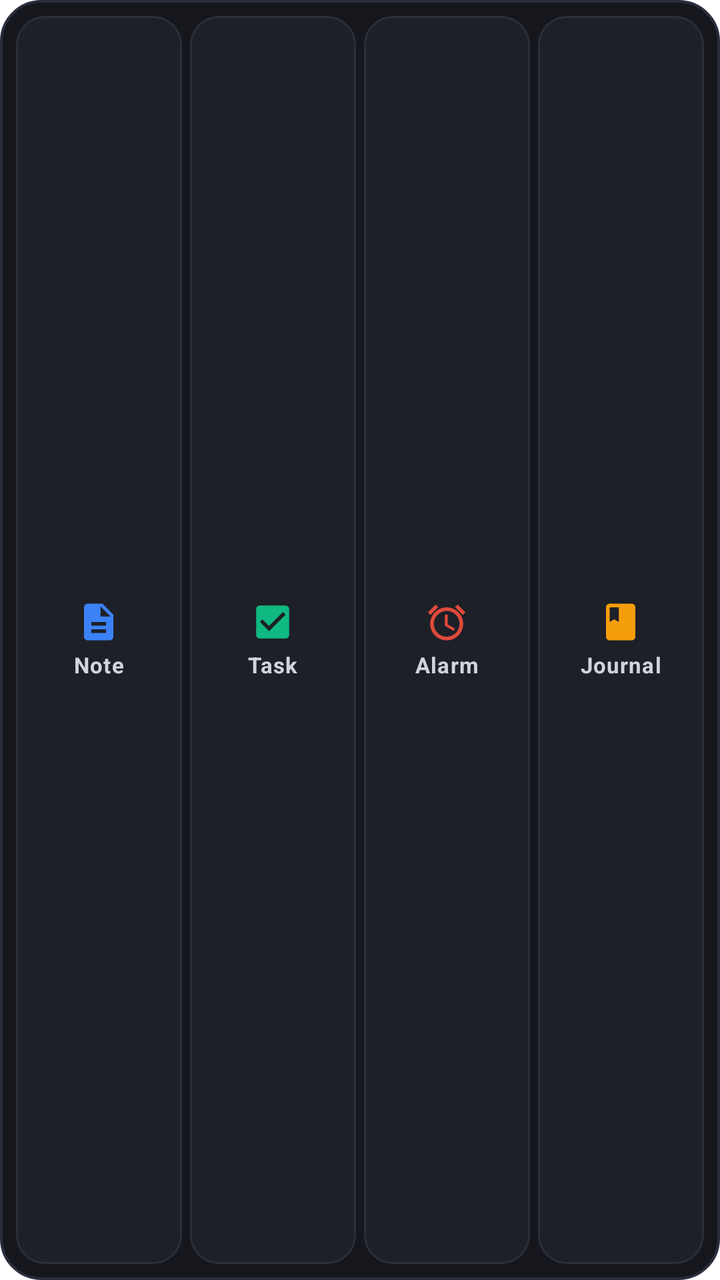
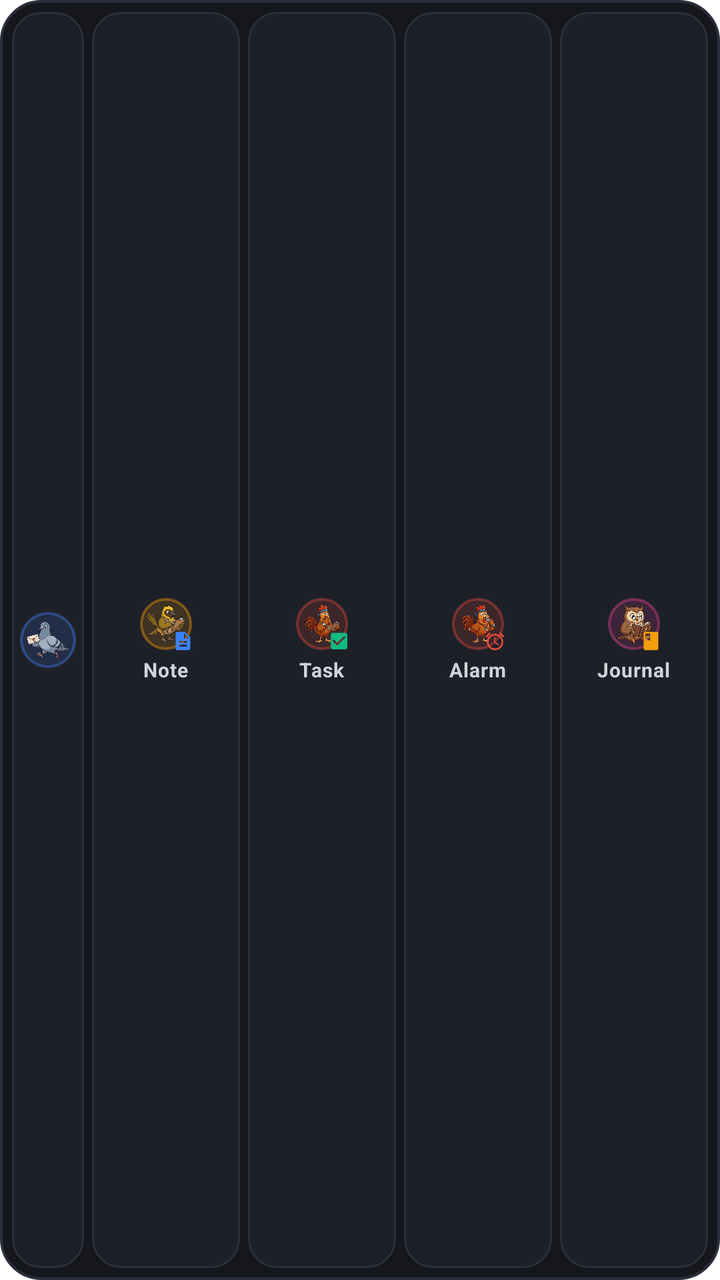

An Android layout rendered at two revisions. The XML below is the earlier revision; the diff shows what the commit changed to produce the second picture.
<!-- AndroidManifest.xml: fallback theme Theme.MaterialComponents.DayNight.NoActionBar -->
<!-- res/layout/widget_quick_capture.xml -->
<?xml version="1.0" encoding="utf-8"?>
<LinearLayout xmlns:android="http://schemas.android.com/apk/res/android"
    android:id="@+id/widget_quick_capture_root"
    android:layout_width="match_parent"
    android:layout_height="match_parent"
    android:background="@drawable/widget_card_bg"
    android:gravity="center_vertical"
    android:orientation="horizontal"
    android:padding="8dp">

    
    <LinearLayout
        android:id="@+id/btn_qc_note"
        android:layout_width="0dp"
        android:layout_height="match_parent"
        android:layout_weight="1"
        android:layout_marginEnd="4dp"
        android:background="@drawable/widget_tile_bg"
        android:clickable="true"
        android:focusable="true"
        android:gravity="center"
        android:orientation="vertical"
        android:paddingTop="6dp"
        android:paddingBottom="6dp">

        <ImageView
            android:layout_width="22dp"
            android:layout_height="22dp"
            android:contentDescription="Note"
            android:src="@drawable/ic_widget_note" />

        <TextView
            android:layout_width="wrap_content"
            android:layout_height="wrap_content"
            android:layout_marginTop="3dp"
            android:letterSpacing="0.04"
            android:text="Note"
            android:textColor="#D1D5DB"
            android:textSize="11sp"
            android:textStyle="bold" />
    </LinearLayout>

    
    <LinearLayout
        android:id="@+id/btn_qc_task"
        android:layout_width="0dp"
        android:layout_height="match_parent"
        android:layout_weight="1"
        android:layout_marginEnd="4dp"
        android:background="@drawable/widget_tile_bg"
        android:clickable="true"
        android:focusable="true"
        android:gravity="center"
        android:orientation="vertical"
        android:paddingTop="6dp"
        android:paddingBottom="6dp">

        <ImageView
            android:layout_width="22dp"
            android:layout_height="22dp"
            android:contentDescription="Task"
            android:src="@drawable/ic_widget_task" />

        <TextView
            android:layout_width="wrap_content"
            android:layout_height="wrap_content"
            android:layout_marginTop="3dp"
            android:letterSpacing="0.04"
            android:text="Task"
            android:textColor="#D1D5DB"
            android:textSize="11sp"
            android:textStyle="bold" />
    </LinearLayout>

    
    <LinearLayout
        android:id="@+id/btn_qc_alarm"
        android:layout_width="0dp"
        android:layout_height="match_parent"
        android:layout_weight="1"
        android:layout_marginEnd="4dp"
        android:background="@drawable/widget_tile_bg"
        android:clickable="true"
        android:focusable="true"
        android:gravity="center"
        android:orientation="vertical"
        android:paddingTop="6dp"
        android:paddingBottom="6dp">

        <ImageView
            android:layout_width="22dp"
            android:layout_height="22dp"
            android:contentDescription="Alarm"
            android:src="@drawable/ic_widget_alarm" />

        <TextView
            android:layout_width="wrap_content"
            android:layout_height="wrap_content"
            android:layout_marginTop="3dp"
            android:letterSpacing="0.04"
            android:text="Alarm"
            android:textColor="#D1D5DB"
            android:textSize="11sp"
            android:textStyle="bold" />
    </LinearLayout>

    
    <LinearLayout
        android:id="@+id/btn_qc_journal"
        android:layout_width="0dp"
        android:layout_height="match_parent"
        android:layout_weight="1"
        android:background="@drawable/widget_tile_bg"
        android:clickable="true"
        android:focusable="true"
        android:gravity="center"
        android:orientation="vertical"
        android:paddingTop="6dp"
        android:paddingBottom="6dp">

        <ImageView
            android:layout_width="22dp"
            android:layout_height="22dp"
            android:contentDescription="Journal"
            android:src="@drawable/ic_widget_journal" />

        <TextView
            android:layout_width="wrap_content"
            android:layout_height="wrap_content"
            android:layout_marginTop="3dp"
            android:letterSpacing="0.04"
            android:text="Journal"
            android:textColor="#D1D5DB"
            android:textSize="11sp"
            android:textStyle="bold" />
    </LinearLayout>

</LinearLayout>
<!-- resources referenced by this layout -->
<resources>
  <!-- drawable ic_widget_journal (drawable) -->
  <vector xmlns:android="http://schemas.android.com/apk/res/android"
      android:width="24dp"
      android:height="24dp"
      android:viewportWidth="24"
      android:viewportHeight="24">
      <path
          android:fillColor="#F59E0B"
          android:pathData="M18,2H6c-1.1,0 -2,0.9 -2,2v16c0,1.1 0.9,2 2,2h12c1.1,0 2,-0.9 2,-2V4c0,-1.1 -0.9,-2 -2,-2zM6,4h5v8l-2.5,-1.5L6,12V4z"/>
  </vector>
  <!-- drawable ic_widget_note (drawable) -->
  <vector xmlns:android="http://schemas.android.com/apk/res/android"
      android:width="24dp"
      android:height="24dp"
      android:viewportWidth="24"
      android:viewportHeight="24">
      <path
          android:fillColor="#3B82F6"
          android:pathData="M14,2H6c-1.1,0 -2,0.9 -2,2v16c0,1.1 0.9,2 2,2h12c1.1,0 2,-0.9 2,-2V8l-6,-6zM16,18H8v-2h8v2zM16,14H8v-2h8v2zM13,9V3.5L18.5,9H13z"/>
  </vector>
  <!-- drawable widget_card_bg (drawable) -->
  <?xml version="1.0" encoding="utf-8"?>
  <shape xmlns:android="http://schemas.android.com/apk/res/android"
      android:shape="rectangle">
      <solid android:color="#16171D" />
      <corners android:radius="20dp" />
      <stroke
          android:width="1.2dp"
          android:color="#2A2D3A" />
  </shape>
  <!-- drawable widget_tile_bg (drawable) -->
  <?xml version="1.0" encoding="utf-8"?>
  <shape xmlns:android="http://schemas.android.com/apk/res/android"
      android:shape="rectangle">
      <solid android:color="#1E2028" />
      <corners android:radius="14dp" />
      <stroke
          android:width="1dp"
          android:color="#2C2F3A" />
  </shape>
  <!-- unchanged entries left out for length: 2 -->
</resources>

<!-- the commit's change to res/layout/widget_quick_capture.xml (unified diff, before → after) -->
@@ -6,7 +6,35 @@
     android:background="@drawable/widget_card_bg"
     android:gravity="center_vertical"
     android:orientation="horizontal"
-    android:padding="8dp">
+    android:padding="6dp">
+
+    
+    <LinearLayout
+        android:id="@+id/btn_qc_scout"
+        android:layout_width="36dp"
+        android:layout_height="match_parent"
+        android:layout_marginEnd="4dp"
+        android:background="@drawable/widget_tile_bg"
+        android:clickable="true"
+        android:focusable="true"
+        android:gravity="center"
+        android:orientation="vertical"
+        android:padding="4dp">
+
+        <FrameLayout
+            android:layout_width="28dp"
+            android:layout_height="28dp"
+            android:background="@drawable/widget_mascot_halo_scout"
+            android:padding="3dp">
+
+            <ImageView
+                android:layout_width="match_parent"
+                android:layout_height="match_parent"
+                android:contentDescription="@string/widget_mascot_scout_desc"
+                android:scaleType="fitCenter"
+                android:src="@drawable/mascot_widget_scout_captured" />
+        </FrameLayout>
+    </LinearLayout>
 
     
     <LinearLayout
@@ -20,23 +48,55 @@
         android:focusable="true"
         android:gravity="center"
         android:orientation="vertical"
-        android:paddingTop="6dp"
-        android:paddingBottom="6dp">
-
-        <ImageView
+        android:paddingTop="4dp"
+        android:paddingBottom="4dp">
+
+        <FrameLayout
+            android:id="@+id/layout_qc_note_mascot"
+            android:layout_width="28dp"
+            android:layout_height="28dp">
+
+            <FrameLayout
+                android:layout_width="26dp"
+                android:layout_height="26dp"
+                android:layout_gravity="center"
+                android:background="@drawable/widget_mascot_halo_twill"
+                android:padding="3dp">
+
+                <ImageView
+                    android:layout_width="match_parent"
+                    android:layout_height="match_parent"
+                    android:contentDescription="@string/widget_mascot_twill_desc"
+                    android:scaleType="fitCenter"
+                    android:src="@drawable/mascot_widget_twill_noted" />
+            </FrameLayout>
+
+            <ImageView
+                android:layout_width="11dp"
+                android:layout_height="11dp"
+                android:layout_gravity="bottom|end"
+                android:contentDescription="Note"
+                android:src="@drawable/ic_widget_note" />
+        </FrameLayout>
+
+        <ImageView
+            android:id="@+id/iv_qc_note_classic"
             android:layout_width="22dp"
             android:layout_height="22dp"
             android:contentDescription="Note"
-            android:src="@drawable/ic_widget_note" />
-
-        <TextView
-            android:layout_width="wrap_content"
-            android:layout_height="wrap_content"
-            android:layout_marginTop="3dp"
-            android:letterSpacing="0.04"
+            android:src="@drawable/ic_widget_note"
+            android:visibility="gone" />
+
+        <TextView
+            android:layout_width="wrap_content"
+            android:layout_height="wrap_content"
+            android:layout_marginTop="2dp"
+            android:ellipsize="end"
+            android:letterSpacing="0.03"
+            android:maxLines="1"
             android:text="Note"
             android:textColor="#D1D5DB"
-            android:textSize="11sp"
+            android:textSize="10sp"
             android:textStyle="bold" />
     </LinearLayout>
 
@@ -52,23 +112,55 @@
         android:focusable="true"
         android:gravity="center"
         android:orientation="vertical"
-        android:paddingTop="6dp"
-        android:paddingBottom="6dp">
-
-        <ImageView
+        android:paddingTop="4dp"
+        android:paddingBottom="4dp">
+
+        <FrameLayout
+            android:id="@+id/layout_qc_task_mascot"
+            android:layout_width="28dp"
+            android:layout_height="28dp">
+
+            <FrameLayout
+                android:layout_width="26dp"
+                android:layout_height="26dp"
+                android:layout_gravity="center"
+                android:background="@drawable/widget_mascot_halo_roo"
+                android:padding="3dp">
+
+                <ImageView
+                    android:layout_width="match_parent"
+                    android:layout_height="match_parent"
+                    android:contentDescription="@string/widget_mascot_roo_desc"
+                    android:scaleType="fitCenter"
+                    android:src="@drawable/mascot_widget_roo_planning" />
+            </FrameLayout>
+
+            <ImageView
+                android:layout_width="11dp"
+                android:layout_height="11dp"
+                android:layout_gravity="bottom|end"
+                android:contentDescription="Task"
+                android:src="@drawable/ic_widget_task" />
+        </FrameLayout>
+
+        <ImageView
+            android:id="@+id/iv_qc_task_classic"
             android:layout_width="22dp"
             android:layout_height="22dp"
             android:contentDescription="Task"
-            android:src="@drawable/ic_widget_task" />
-
-        <TextView
-            android:layout_width="wrap_content"
-            android:layout_height="wrap_content"
-            android:layout_marginTop="3dp"
-            android:letterSpacing="0.04"
+            android:src="@drawable/ic_widget_task"
+            android:visibility="gone" />
+
+        <TextView
+            android:layout_width="wrap_content"
+            android:layout_height="wrap_content"
+            android:layout_marginTop="2dp"
+            android:ellipsize="end"
+            android:letterSpacing="0.03"
+            android:maxLines="1"
             android:text="Task"
             android:textColor="#D1D5DB"
-            android:textSize="11sp"
+            android:textSize="10sp"
             android:textStyle="bold" />
     </LinearLayout>
 
@@ -84,23 +176,55 @@
         android:focusable="true"
         android:gravity="center"
         android:orientation="vertical"
-        android:paddingTop="6dp"
-        android:paddingBottom="6dp">
-
-        <ImageView
+        android:paddingTop="4dp"
+        android:paddingBottom="4dp">
+
+        <FrameLayout
+            android:id="@+id/layout_qc_alarm_mascot"
+            android:layout_width="28dp"
+            android:layout_height="28dp">
+
+            <FrameLayout
+                android:layout_width="26dp"
+                android:layout_height="26dp"
+                android:layout_gravity="center"
+                android:background="@drawable/widget_mascot_halo_roo"
+                android:padding="3dp">
+
+                <ImageView
+                    android:layout_width="match_parent"
+                    android:layout_height="match_parent"
+                    android:contentDescription="@string/widget_mascot_roo_desc"
+                    android:scaleType="fitCenter"
+                    android:src="@drawable/mascot_widget_roo_alarm" />
+            </FrameLayout>
+
+            <ImageView
+                android:layout_width="11dp"
+                android:layout_height="11dp"
+                android:layout_gravity="bottom|end"
+                android:contentDescription="Alarm"
+                android:src="@drawable/ic_widget_alarm" />
+        </FrameLayout>
+
+        <ImageView
+            android:id="@+id/iv_qc_alarm_classic"
             android:layout_width="22dp"
             android:layout_height="22dp"
             android:contentDescription="Alarm"
-            android:src="@drawable/ic_widget_alarm" />
-
-        <TextView
-            android:layout_width="wrap_content"
-            android:layout_height="wrap_content"
-            android:layout_marginTop="3dp"
-            android:letterSpacing="0.04"
+            android:src="@drawable/ic_widget_alarm"
+            android:visibility="gone" />
+
+        <TextView
+            android:layout_width="wrap_content"
+            android:layout_height="wrap_content"
+            android:layout_marginTop="2dp"
+            android:ellipsize="end"
+            android:letterSpacing="0.03"
+            android:maxLines="1"
             android:text="Alarm"
             android:textColor="#D1D5DB"
-            android:textSize="11sp"
+            android:textSize="10sp"
             android:textStyle="bold" />
     </LinearLayout>
 
@@ -115,23 +239,55 @@
         android:focusable="true"
         android:gravity="center"
         android:orientation="vertical"
-        android:paddingTop="6dp"
-        android:paddingBottom="6dp">
-
-        <ImageView
+        android:paddingTop="4dp"
+        android:paddingBottom="4dp">
+
+        <FrameLayout
+            android:id="@+id/layout_qc_journal_mascot"
+            android:layout_width="28dp"
+            android:layout_height="28dp">
+
+            <FrameLayout
+                android:layout_width="26dp"
+                android:layout_height="26dp"
+                android:layout_gravity="center"
+                android:background="@drawable/widget_mascot_halo_echo"
+                android:padding="3dp">
+
+                <ImageView
+                    android:layout_width="match_parent"
+                    android:layout_height="match_parent"
+                    android:contentDescription="@string/widget_mascot_echo_desc"
+                    android:scaleType="fitCenter"
+                    android:src="@drawable/mascot_widget_echo_reflect" />
+            </FrameLayout>
+
+            <ImageView
+                android:layout_width="11dp"
+                android:layout_height="11dp"
+                android:layout_gravity="bottom|end"
+                android:contentDescription="Journal"
+                android:src="@drawable/ic_widget_journal" />
+        </FrameLayout>
+
+        <ImageView
+            android:id="@+id/iv_qc_journal_classic"
             android:layout_width="22dp"
             android:layout_height="22dp"
             android:contentDescription="Journal"
-            android:src="@drawable/ic_widget_journal" />
-
-        <TextView
-            android:layout_width="wrap_content"
-            android:layout_height="wrap_content"
-            android:layout_marginTop="3dp"
-            android:letterSpacing="0.04"
+            android:src="@drawable/ic_widget_journal"
+            android:visibility="gone" />
+
+        <TextView
+            android:layout_width="wrap_content"
+            android:layout_height="wrap_content"
+            android:layout_marginTop="2dp"
+            android:ellipsize="end"
+            android:letterSpacing="0.03"
+            android:maxLines="1"
             android:text="Journal"
             android:textColor="#D1D5DB"
-            android:textSize="11sp"
+            android:textSize="10sp"
             android:textStyle="bold" />
     </LinearLayout>
 
<!-- resource entries referenced after the edit -->
@@ -20,6 +20,11 @@
           android:fillColor="#3B82F6"
           android:pathData="M14,2H6c-1.1,0 -2,0.9 -2,2v16c0,1.1 0.9,2 2,2h12c1.1,0 2,-0.9 2,-2V8l-6,-6zM16,18H8v-2h8v2zM16,14H8v-2h8v2zM13,9V3.5L18.5,9H13z"/>
   </vector>
+  <!-- drawable mascot_widget_echo_reflect: png bitmap (drawable-nodpi, 25445 bytes) -->
+  <!-- drawable mascot_widget_roo_alarm: png bitmap (drawable-nodpi, 23997 bytes) -->
+  <!-- drawable mascot_widget_roo_planning: png bitmap (drawable-nodpi, 20084 bytes) -->
+  <!-- drawable mascot_widget_scout_captured: png bitmap (drawable-nodpi, 18129 bytes) -->
+  <!-- drawable mascot_widget_twill_noted: png bitmap (drawable-nodpi, 20827 bytes) -->
   <!-- drawable widget_card_bg (drawable) -->
   <?xml version="1.0" encoding="utf-8"?>
   <shape xmlns:android="http://schemas.android.com/apk/res/android"
@@ -29,6 +34,42 @@
       <stroke
           android:width="1.2dp"
           android:color="#2A2D3A" />
+  </shape>
+  <!-- drawable widget_mascot_halo_echo (drawable) -->
+  <?xml version="1.0" encoding="utf-8"?>
+  <shape xmlns:android="http://schemas.android.com/apk/res/android"
+      android:shape="oval">
+      <solid android:color="#26EC4899" />
+      <stroke
+          android:width="1.2dp"
+          android:color="#66EC4899" />
+  </shape>
+  <!-- drawable widget_mascot_halo_roo (drawable) -->
+  <?xml version="1.0" encoding="utf-8"?>
+  <shape xmlns:android="http://schemas.android.com/apk/res/android"
+      android:shape="oval">
+      <solid android:color="#26E04A3A" />
+      <stroke
+          android:width="1.2dp"
+          android:color="#66E04A3A" />
+  </shape>
+  <!-- drawable widget_mascot_halo_scout (drawable) -->
+  <?xml version="1.0" encoding="utf-8"?>
+  <shape xmlns:android="http://schemas.android.com/apk/res/android"
+      android:shape="oval">
+      <solid android:color="#263B82F6" />
+      <stroke
+          android:width="1.2dp"
+          android:color="#663B82F6" />
+  </shape>
+  <!-- drawable widget_mascot_halo_twill (drawable) -->
+  <?xml version="1.0" encoding="utf-8"?>
+  <shape xmlns:android="http://schemas.android.com/apk/res/android"
+      android:shape="oval">
+      <solid android:color="#26F59E0B" />
+      <stroke
+          android:width="1.2dp"
+          android:color="#66F59E0B" />
   </shape>
   <!-- drawable widget_tile_bg (drawable) -->
   <?xml version="1.0" encoding="utf-8"?>
@@ -40,6 +81,10 @@
           android:width="1dp"
           android:color="#2C2F3A" />
   </shape>
+  <string name="widget_mascot_echo_desc">Echo journal companion avatar</string>
+  <string name="widget_mascot_roo_desc">Roo companion avatar</string>
+  <string name="widget_mascot_scout_desc">Scout quick capture companion avatar</string>
+  <string name="widget_mascot_twill_desc">Twill notes companion avatar</string>
   <!-- unchanged entries left out for length: 2 -->
 </resources>
 
